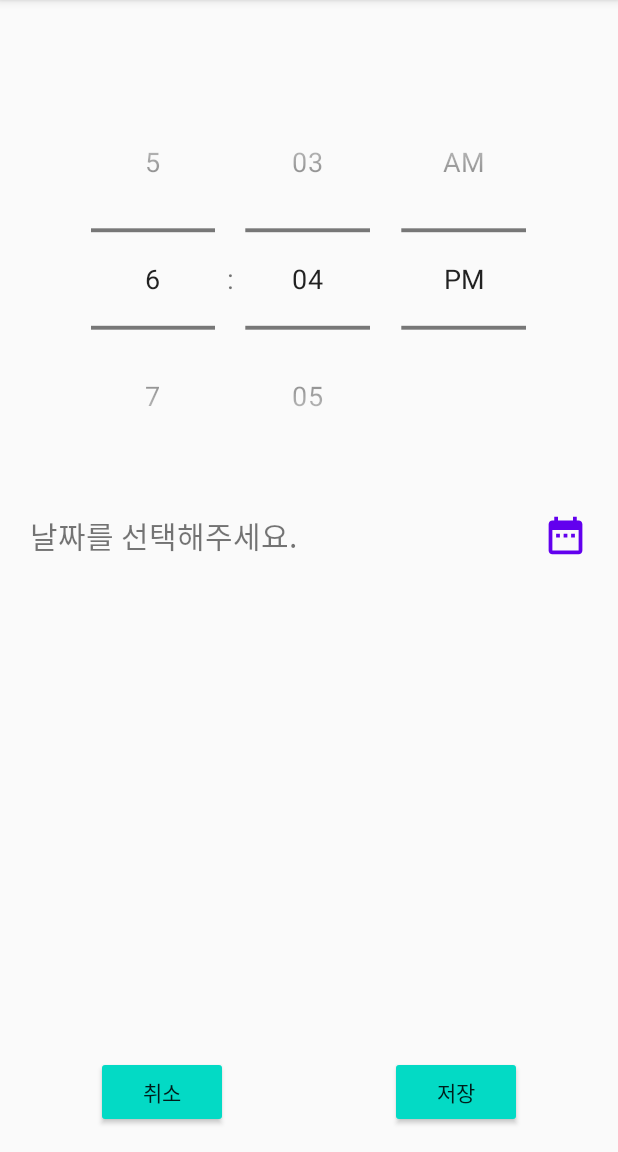
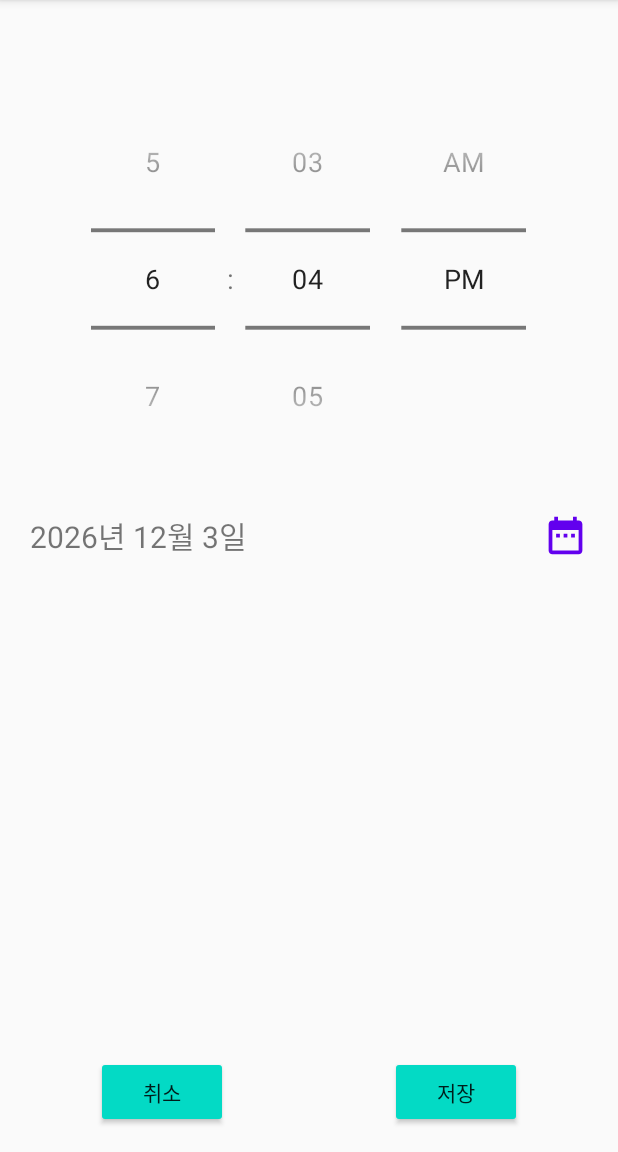
Before and after one commit to cnakj/ARalarm, an Android app: the SettingAlarmActivity screen opened directly, with no data from a screen before it, on a phone screen of 412 x 824 dp, the part 84-1236 px from its top. Run offline under Robolectric (Android 15) with nearby library versions, the phone set to English and light mode, and no system bars.

Commit message:
setting의 datetext 수정
string value에서 날짜를 선택해주세요 제거하고,
add alram 모드로 setting 진입하면 오늘 날짜로 datetext set 하도록 변경

```diff
--- a/app/src/main/java/com/example/aralarm/SettingAlarmActivity.java
+++ b/app/src/main/java/com/example/aralarm/SettingAlarmActivity.java
@@ -26,17 +26,12 @@ public class SettingAlarmActivity extends AppCompatActivity {
     public void onCreate(Bundle savedInstanceState){
         super.onCreate(savedInstanceState);
         setContentView(R.layout.activity_setting);
-        final DatePickerDialog datePicker;
         final TimePicker timePicker = findViewById(R.id.picker_setting_time);
         final TextView dateText = findViewById(R.id.txt_setting_calendar);
         ImageButton calendarButton = findViewById(R.id.btn_setting_calendar);
-
-        DatePickerDialog.OnDateSetListener listener = new DatePickerDialog.OnDateSetListener() {
-            @Override
-            public void onDateSet(DatePicker view, int year, int month, int dayOfMonth) {
-                dateText.setText(year+"년 " + (month+1) +"월 " +dayOfMonth+"일");
-            }
-        };
+        final DatePickerDialog datePicker = new DatePickerDialog(this);
+        DatePickerDialog.OnDateSetListener listener = (view, year, month, dayOfMonth)
+                -> dateText.setText(year+"년 " + (month+1) +"월 " +dayOfMonth+"일");
 
         Bundle bundle = getIntent().getExtras();
         if(bundle != null){
@@ -44,12 +39,10 @@ public class SettingAlarmActivity extends AppCompatActivity {
             timePicker.setHour(Integer.parseInt(item.getHour()));
             timePicker.setMinute(Integer.parseInt(item.getMinute()));
             dateText.setText(item.getYear() + "년 " + item.getMonth() + "월 " + item.getDay() + "일");
-            datePicker = new DatePickerDialog(this, listener,
-                    Integer.parseInt(item.getYear()), Integer.parseInt(item.getMonth()), Integer.parseInt(item.getDay()));
+            datePicker.updateDate(Integer.parseInt(item.getYear()), Integer.parseInt(item.getMonth())-1, Integer.parseInt(item.getDay()));
         }
         else{
-            datePicker = new DatePickerDialog(this);
-            datePicker.setOnDateSetListener(listener);
+            dateText.setText(datePicker.getDatePicker().getYear()+"년 "+(datePicker.getDatePicker().getMonth()+1)+"월 "+datePicker.getDatePicker().getDayOfMonth()+"일");
         }
         calendarButton.setOnClickListener(v -> {
             datePicker.getDatePicker().setMinDate(System.currentTimeMillis());
--- a/app/src/main/res/layout/activity_setting.xml
+++ b/app/src/main/res/layout/activity_setting.xml
@@ -28,7 +28,6 @@
         android:layout_height="wrap_content"
         android:gravity="center_vertical"
         android:padding="20dp"
-        android:text="@string/setting_calendar"
         android:textSize="20sp"
         app:layout_constraintEnd_toStartOf="@id/btn_setting_calendar"
         app:layout_constraintStart_toStartOf="parent"
--- a/app/src/main/res/values/strings.xml
+++ b/app/src/main/res/values/strings.xml
@@ -4,7 +4,7 @@
     <string name="main_all_off">예정된 알람이 없습니다.</string>
     <string name="main_num_on">%d개의 알람이 켜져있습니다.</string>
     <string name="main_add">추가</string>
-    <string name="setting_calendar">날짜를 선택해주세요.</string>
+    <string name="setting_calendar">날짜선택</string>
     <string name="setting_cancel">취소</string>
     <string name="setting_save">저장</string>
     <string name="main_not_saved">알람이 저장되지 않았습니다.</string>
```
